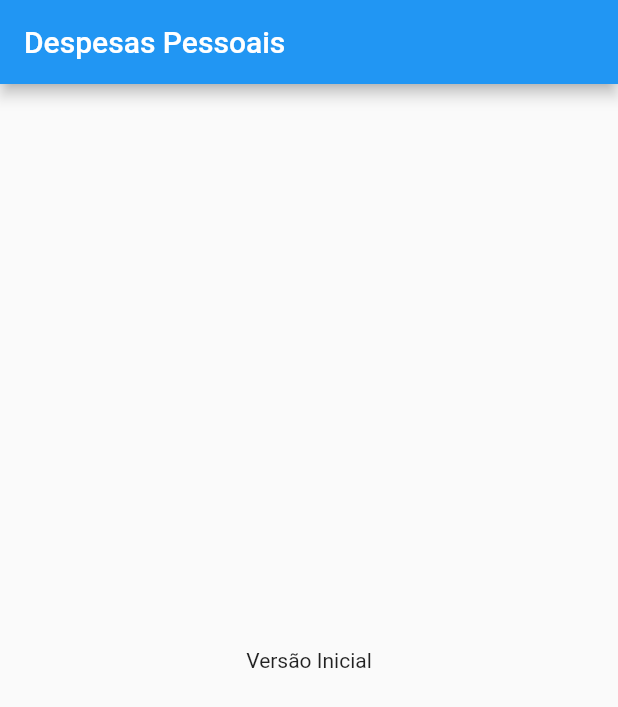
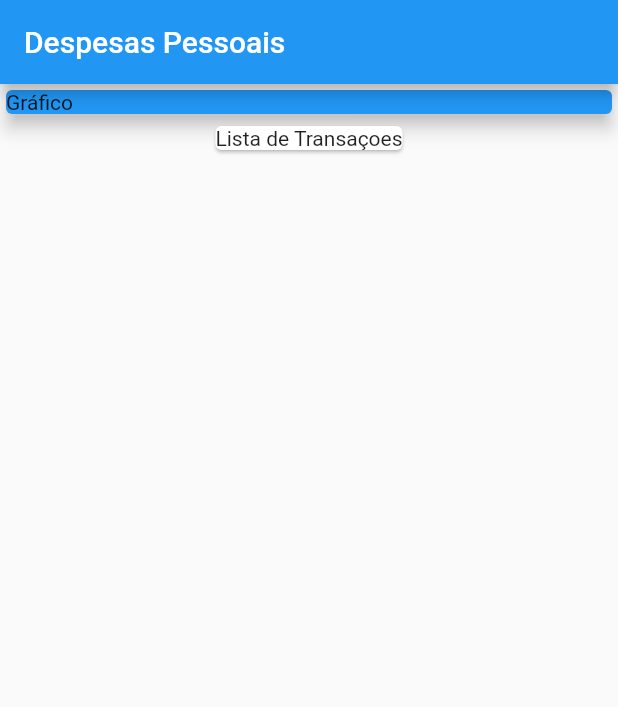
Before and after one commit to cesarfsgodoy/expenses, a Flutter app: the screen it shows after launch, on a phone screen of 412 x 824 dp. Shown: the top 707 px of the screen. Run offline on Flutter 3.47's test engine with Material 2 defaults, Android fonts, the phone set to English and light mode, and no system bars.

Commit message:
Combinando Widgets

```diff
--- a/lib/main.dart
+++ b/lib/main.dart
@@ -16,8 +16,20 @@ class MyHomePage extends StatelessWidget {
       appBar: AppBar(
         title: Text('Despesas Pessoais'),
       ),
-      body: Center(
-        child: Text('Versão Inicial'),
+      body: Column(
+        children: <Widget>[
+          Container(
+            width: double.infinity,
+            child: Card(
+              color: Colors.blue,
+              child: Text('Gráfico'),
+              elevation: 5,
+            ),
+          ),
+          Card(
+            child: Text('Lista de Transaçoes'),
+          )
+        ],
       ),
     );
   }
```
